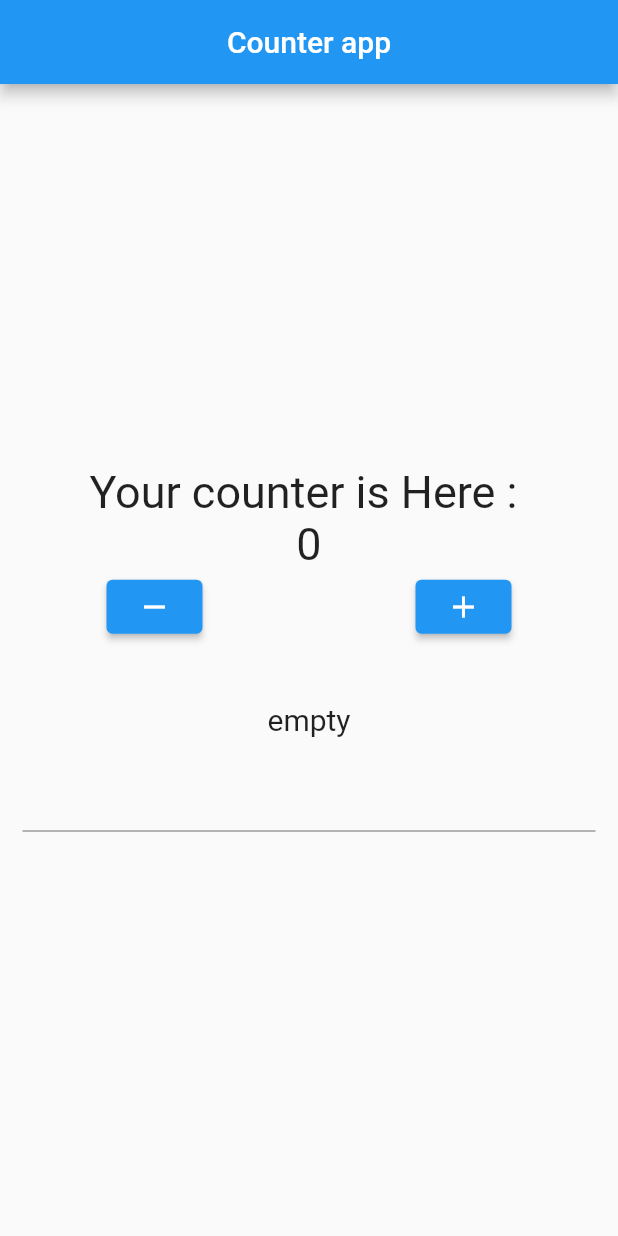
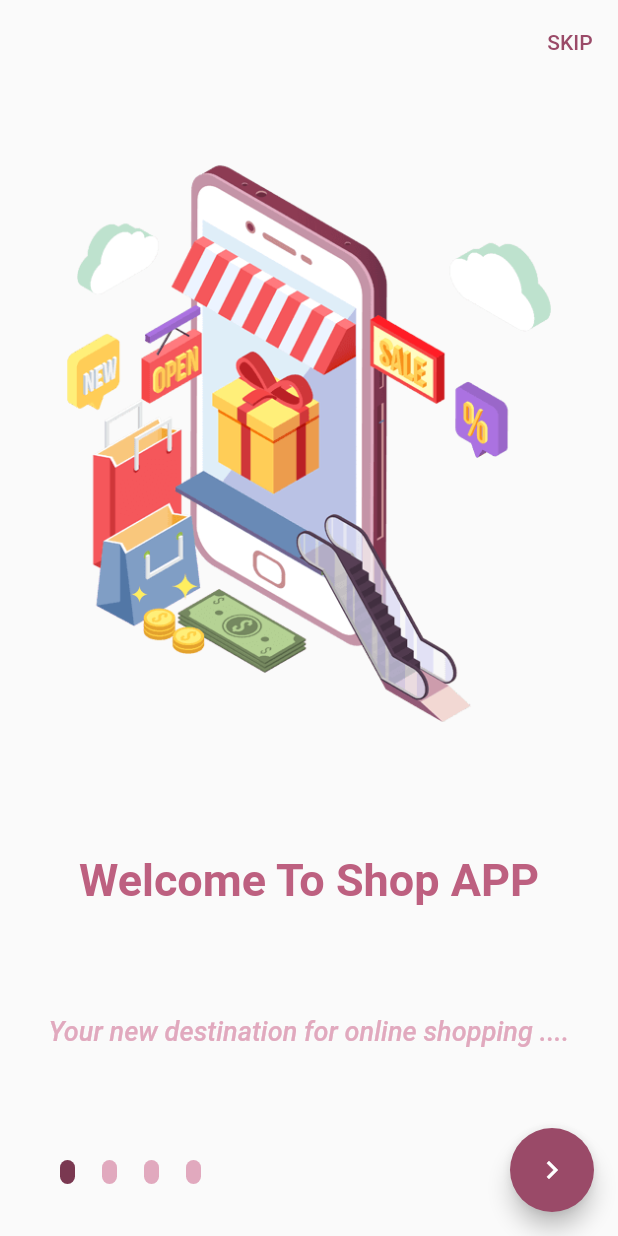
Before and after one commit to MinaFaried3/GDSC-Flutter-Course-Projects, a Flutter app: the screen it shows after launch, on a phone screen of 412 x 824 dp. Run offline on Flutter 3.47's test engine with Material 2 defaults, Android fonts, the phone set to English and light mode, and no system bars; drawn by our look-alikes of smooth_page_indicator.

Commit message:
done from onboarding bage

```diff
--- a/lib/main.dart
+++ b/lib/main.dart
@@ -1,5 +1,6 @@
 import 'package:flutter/material.dart';
-import 'package:gdsc2/counter_app/counter_app.dart';
+import 'package:gdsc2/shop_app/core/colors.dart';
+import 'package:gdsc2/shop_app/presentation/screens/on_boardin/on_boarding_view.dart';
 
 void main() {
   runApp(const MyApp());
@@ -13,9 +14,14 @@ class MyApp extends StatelessWidget {
       debugShowCheckedModeBanner: false,
       title: 'Flutter Demo',
       theme: ThemeData(
-        primarySwatch: Colors.blue,
-      ),
-      home: const CounterApp(),
+          primarySwatch: Colors.pink,
+          appBarTheme: AppBarTheme(
+              backgroundColor: Theme.of(context).scaffoldBackgroundColor,
+              elevation: 0,
+              actionsIconTheme:
+                  const IconThemeData(color: ShopColors.shopColor),
+              iconTheme: const IconThemeData(color: ShopColors.shopColor5))),
+      home: OnBoardingView(),
     );
   }
 }
--- /dev/null
+++ b/lib/shop_app/core/assets.dart
@@ -0,0 +1,7 @@
+class AssetsData {
+  static const String basePath = "assets";
+  static const String onBoardingStart = "$basePath/start.png";
+  static const String onBoardingDelivery = "$basePath/delivery.png";
+  static const String onBoardingPay = "$basePath/pay.png";
+  static const String onBoardingPlatforms = "$basePath/platforms.png";
+}
--- /dev/null
+++ b/lib/shop_app/core/colors.dart
@@ -0,0 +1,16 @@
+import 'package:flutter/material.dart';
+
+class ShopColors {
+  static const Color shopColor = Color(0xff7a3851);
+  static const Color shopColor1 = Color(0xffe1a9be);
+  static const Color shopColor2 = Color(0xffbd6080);
+  static const Color shopColor3 = Color(0xfff1cddc);
+  static const Color shopColor4 = Color(0xfffce3ee);
+  static const Color shopColor5 = Color(0xff9a4a68);
+  static const Color shopShadow = Color(0x8de2789c);
+  static const Color shopColor6 = Color(0xff551a32);
+  static const Color shopColor7 = Color(0xffd27594);
+  static const Color shopColor8 = Color(0xfff6e7ef);
+  static const Color shopText = Color(0xff183644);
+  static const Color shopText1 = Color(0xff2c5971);
+}
--- /dev/null
+++ b/lib/shop_app/presentation/screens/login/login_view.dart
@@ -0,0 +1,15 @@
+import 'package:flutter/material.dart';
+
+class LoginView extends StatelessWidget {
+  const LoginView({Key? key}) : super(key: key);
+
+  @override
+  Widget build(BuildContext context) {
+    return Scaffold(
+      appBar: AppBar(),
+      body: Center(
+        child: Text("LOGIN SCREEN"),
+      ),
+    );
+  }
+}
--- /dev/null
+++ b/lib/shop_app/presentation/screens/on_boardin/on_boarding_view.dart
@@ -0,0 +1,176 @@
+import 'package:flutter/material.dart';
+import 'package:gdsc2/shop_app/core/assets.dart';
+import 'package:gdsc2/shop_app/core/colors.dart';
+import 'package:gdsc2/shop_app/presentation/screens/login/login_view.dart';
+import 'package:gdsc2/shop_app/presentation/screens/on_boardin/onborading_model.dart';
+import 'package:smooth_page_indicator/smooth_page_indicator.dart';
+
+class OnBoardingView extends StatefulWidget {
+  const OnBoardingView({Key? key}) : super(key: key);
+
+  @override
+  State<OnBoardingView> createState() => _OnBoardingViewState();
+}
+
+class _OnBoardingViewState extends State<OnBoardingView> {
+  final List<OnBoardingModel> onBoardingModels = const [
+    OnBoardingModel(
+        imagePath: AssetsData.onBoardingStart,
+        title: "Welcome To Shop APP",
+        subTitle: "Your new destination for online shopping ...."),
+    OnBoardingModel(
+        imagePath: AssetsData.onBoardingPlatforms,
+        title: "Shop APP Platforms ",
+        subTitle:
+            "You can find Shop APP on all platforms web, desktop, mobile...."),
+    OnBoardingModel(
+        imagePath: AssetsData.onBoardingPay,
+        title: "Shop APP Pay",
+        subTitle: "You easily use your credit card, PayBall  ...."),
+    OnBoardingModel(
+        imagePath: AssetsData.onBoardingDelivery,
+        title: "Shop APP Delivery",
+        subTitle: "We can deliver your products wherever you are ...."),
+  ];
+
+  final PageController _pageController = PageController();
+
+  bool isLastPage = false;
+
+  void _navigateToLoginView(BuildContext context) {
+    Navigator.of(context).pushReplacement(
+      MaterialPageRoute(
+        builder: (context) => const LoginView(),
+      ),
+    );
+  }
+
+  @override
+  Widget build(BuildContext context) {
+    return Scaffold(
+      appBar: AppBar(
+        actions: [
+          TextButton(
+              onPressed: () {
+                _navigateToLoginView(context);
+              },
+              child: const Text(
+                'SKIP',
+                style: TextStyle(color: ShopColors.shopColor5),
+              )),
+        ],
+      ),
+      body: Column(
+        crossAxisAlignment: CrossAxisAlignment.start,
+        children: [
+          Expanded(
+            flex: 8,
+            child: PageView.builder(
+              controller: _pageController,
+              physics: const BouncingScrollPhysics(),
+              onPageChanged: (index) {
+                print(index);
+                if (index == onBoardingModels.length - 1) {
+                  setState(() {
+                    isLastPage = true;
+                  });
+                  print(isLastPage);
+                } else {
+                  setState(() {
+                    isLastPage = false;
+                  });
+                  print(isLastPage);
+                }
+              },
+              itemBuilder: (context, index) =>
+                  buildOnBoardingItem(onBoardingModels[index]),
+              itemCount: onBoardingModels.length,
+            ),
+          ),
+          Expanded(
+            flex: 1,
+            child: Padding(
+              padding: const EdgeInsets.only(left: 40.0),
+              child: SmoothPageIndicator(
+                controller: _pageController,
+                count: onBoardingModels.length,
+                onDotClicked: (index) {
+                  print(index);
+                  _pageController.animateToPage(
+                    index,
+                    duration: const Duration(seconds: 2),
+                    curve: Curves.easeInOutCubic,
+                  );
+                },
+                effect: const JumpingDotEffect(
+                    verticalOffset: 10,
+                    offset: -10,
+                    activeDotColor: ShopColors.shopColor,
+                    dotColor: ShopColors.shopColor1,
+                    spacing: 18,
+                    dotWidth: 10),
+              ),
+            ),
+          )
+        ],
+      ),
+      floatingActionButton: FloatingActionButton(
+        onPressed: () {
+          if (_pageController.page! + 1 == onBoardingModels.length) {
+            _navigateToLoginView(context);
+          }
+
+          print(_pageController.page);
+
+          _pageController.nextPage(
+            duration: const Duration(seconds: 1),
+            curve: Curves.slowMiddle,
+          );
+        },
+        backgroundColor: ShopColors.shopColor5,
+        child: isLastPage
+            ? const Icon(
+                Icons.done,
+              )
+            : const Icon(
+                Icons.navigate_next,
+              ),
+      ),
+    );
+  }
+
+  Widget buildOnBoardingItem(OnBoardingModel model) {
+    return Column(
+      mainAxisAlignment: MainAxisAlignment.spaceAround,
+      children: [
+        Padding(
+          padding: const EdgeInsets.all(8.0),
+          child: Image.asset(
+            model.imagePath,
+            height: 400,
+            fit: BoxFit.fill,
+          ),
+        ),
+        Text(
+          model.title,
+          style: const TextStyle(
+              fontSize: 30,
+              color: ShopColors.shopColor2,
+              fontWeight: FontWeight.bold),
+        ),
+        Padding(
+          padding: const EdgeInsets.all(8.0),
+          child: Text(
+            model.subTitle,
+            style: const TextStyle(
+                color: ShopColors.shopColor1,
+                fontSize: 18,
+                fontWeight: FontWeight.w500,
+                fontStyle: FontStyle.italic),
+            textAlign: TextAlign.center,
+          ),
+        )
+      ],
+    );
+  }
+}
--- /dev/null
+++ b/lib/shop_app/presentation/screens/on_boardin/onborading_model.dart
@@ -0,0 +1,11 @@
+class OnBoardingModel {
+  final String imagePath;
+  final String title;
+  final String subTitle;
+
+  const OnBoardingModel({
+    required this.imagePath,
+    required this.title,
+    required this.subTitle,
+  });
+}
--- a/pubspec.yaml
+++ b/pubspec.yaml
@@ -36,6 +36,7 @@ dependencies:
   # Use with the CupertinoIcons class for iOS style icons.
   cupertino_icons: ^1.0.2
   url_launcher: ^6.1.10
+  smooth_page_indicator: ^1.0.1
 
 
 
@@ -63,8 +64,7 @@ flutter:
 
   # To add assets to your application, add an assets section, like this:
   assets:
-    - assets/img.png
-    - assets/cover.jpeg
+    - assets/
 
   # An image asset can refer to one or more resolution-specific "variants", see
   # https://flutter.dev/assets-and-images/#resolution-aware
```
Also changed, not shown: assets/delivery.png (added), assets/pay.png (added), assets/platforms.png (added), assets/start.png (added), pubspec.lock.
